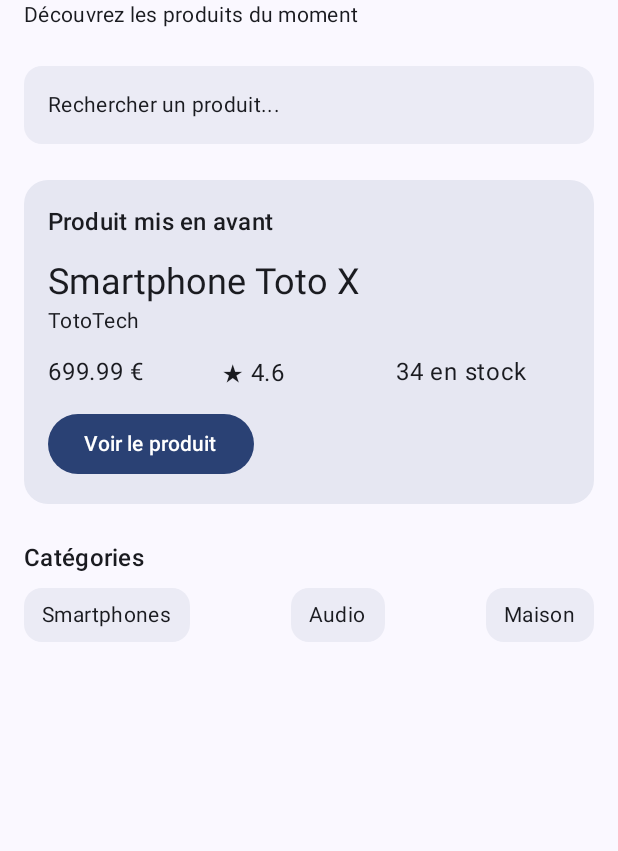
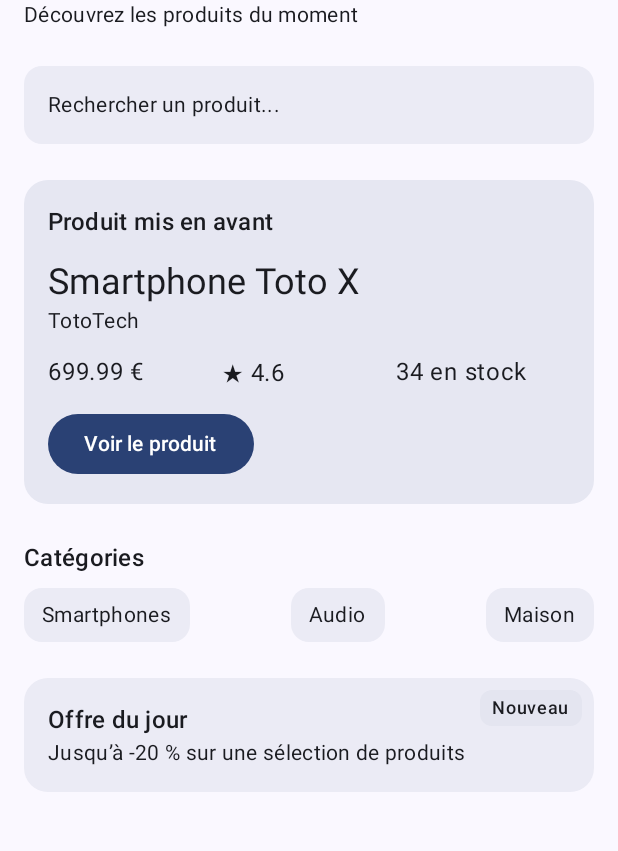
Before and after one commit to pierre-marion/ProductExplorer, an Android app built with Jetpack Compose: the screen it shows after launch (MainActivity), on a phone screen of 412 x 824 dp, the part 78-929 px from its top. Run offline under Robolectric (Android 15) with nearby library versions, the phone set to English and light mode, and no system bars.

Commit message:
TP5 - J'ai finis cette exerciceeeeee

```diff
--- a/app/src/main/java/com/example/productexplorer/MainActivity.kt
+++ b/app/src/main/java/com/example/productexplorer/MainActivity.kt
@@ -117,6 +117,7 @@ fun ProductHomeScreen(
         Spacer(modifier = Modifier.height(24.dp))
         CategoriesSection()
         Spacer(modifier = Modifier.height(24.dp))
+        DailyOfferBox()
     }
 }
 
@@ -251,6 +252,47 @@ fun CategoriesSection(
             CategoryChip(label = "Audio")
             Spacer(modifier = Modifier.weight(1f))
             CategoryChip(label = "Maison")
+        }
+    }
+}
+
+@Composable
+fun DailyOfferBox(
+    modifier: Modifier = Modifier
+) {
+    Box(
+        modifier = modifier.fillMaxWidth()
+    ) {
+        Surface(
+            modifier = Modifier.fillMaxWidth(),
+            shape = MaterialTheme.shapes.large,
+            tonalElevation = 2.dp
+        ) {
+            Column(
+                modifier = Modifier.padding(16.dp)
+            ) {
+                Text(
+                    text = "Offre du jour",
+                    style = MaterialTheme.typography.titleMedium
+                )
+                Text(
+                    text = "Jusqu’à -20 % sur une sélection de produits",
+                    style = MaterialTheme.typography.bodyMedium
+                )
+            }
+        }
+        Surface(
+            modifier = Modifier
+                .align(Alignment.TopEnd)
+                .padding(8.dp),
+            shape = MaterialTheme.shapes.small,
+            tonalElevation = 6.dp
+        ) {
+            Text(
+                text = "Nouveau",
+                modifier = Modifier.padding(horizontal = 8.dp, vertical = 4.dp),
+                style = MaterialTheme.typography.labelMedium
+            )
         }
     }
 }
```
